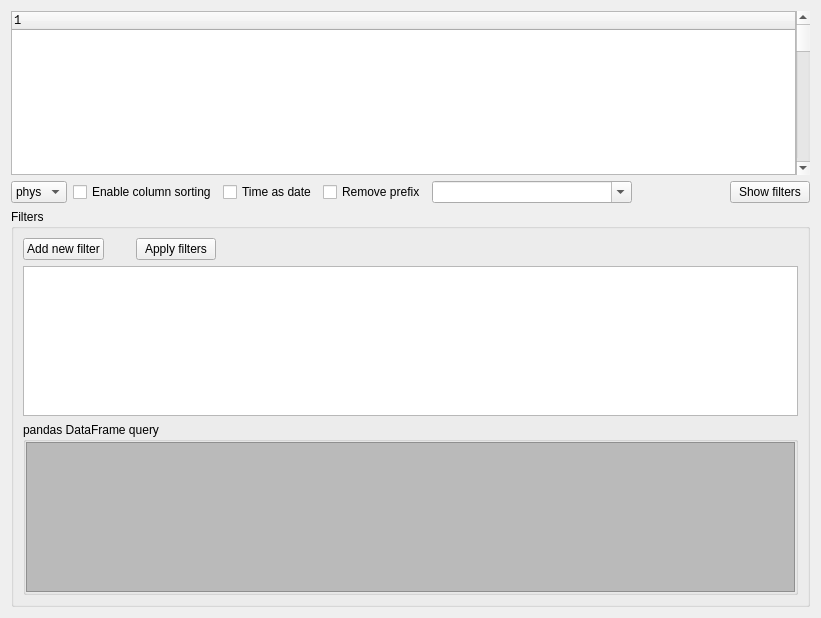
Before: the Qt Designer form asammdf/gui/ui/tabular.ui in danielhrisca/asammdf, drawn with Qt 5.
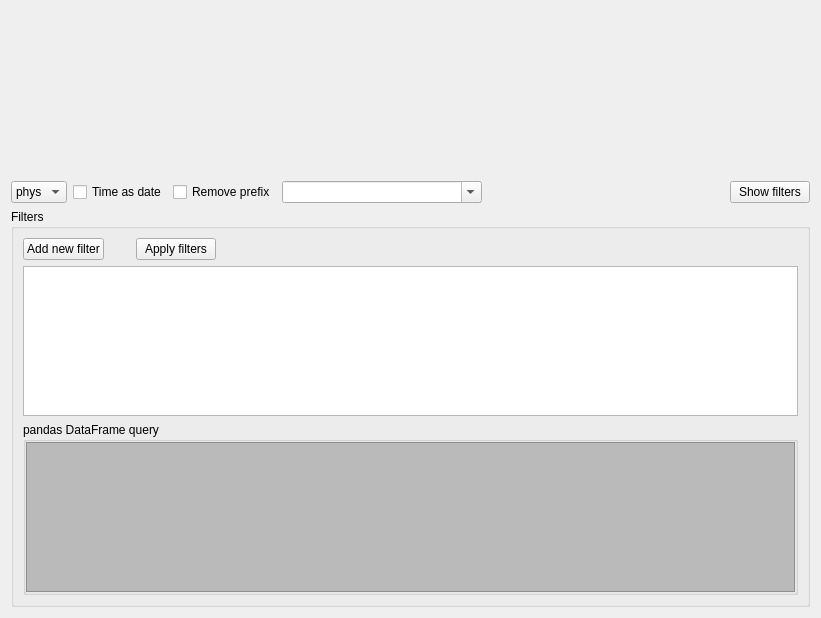
After: the same form once the commit is applied. Icons and pictures are not drawn. Custom widgets are drawn as their Qt base class.

Commit message: use pandasgui for tabular window

Diff of the .ui file:
```diff
--- a/asammdf/gui/ui/tabular.ui
+++ b/asammdf/gui/ui/tabular.ui
@@ -19,57 +19,6 @@
      <property name="spacing">
       <number>0</number>
      </property>
-     <item>
-      <widget class="QTreeWidget" name="tree">
-       <property name="font">
-        <font>
-         <family>Lucida Console</family>
-        </font>
-       </property>
-       <property name="verticalScrollBarPolicy">
-        <enum>Qt::ScrollBarAlwaysOff</enum>
-       </property>
-       <property name="selectionBehavior">
-        <enum>QAbstractItemView::SelectRows</enum>
-       </property>
-       <property name="uniformRowHeights">
-        <bool>true</bool>
-       </property>
-       <property name="allColumnsShowFocus">
-        <bool>true</bool>
-       </property>
-       <attribute name="headerHighlightSections">
-        <bool>true</bool>
-       </attribute>
-       <attribute name="headerShowSortIndicator" stdset="0">
-        <bool>false</bool>
-       </attribute>
-       <column>
-        <property name="text">
-         <string notr="true">1</string>
-        </property>
-       </column>
-      </widget>
-     </item>
-     <item>
-      <widget class="QScrollBar" name="tree_scroll">
-       <property name="maximum">
-        <number>9999</number>
-       </property>
-       <property name="singleStep">
-        <number>1</number>
-       </property>
-       <property name="pageStep">
-        <number>10</number>
-       </property>
-       <property name="orientation">
-        <enum>Qt::Vertical</enum>
-       </property>
-       <property name="invertedAppearance">
-        <bool>false</bool>
-       </property>
-      </widget>
-     </item>
     </layout>
    </item>
    <item>
@@ -93,13 +42,6 @@
        </item>
       </widget>
      </item>
-     <item>
-      <widget class="QCheckBox" name="sort">
-       <property name="text">
-        <string>Enable column sorting</string>
-       </property>
-      </widget>
-     </item>
      <item>
       <widget class="QCheckBox" name="time_as_date">
        <property name="text">
```
The commit also changes 6 other files.
